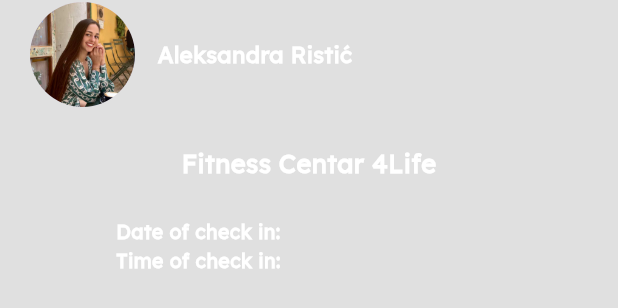
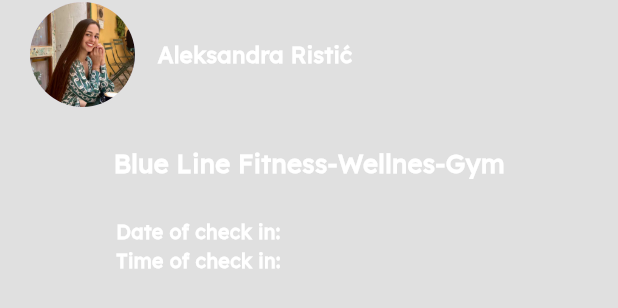
Before and after one commit to stefanristic123/MoblieLoginApp, a Flutter app: the CheckInWIdget widget shown alone on an empty page, opened directly with empty values, on a phone screen of 412 x 824 dp. Shown: the part 535-843 px from the top of the screen. Run offline on Flutter 3.47's test engine with Material 3 defaults, Android fonts, the phone set to English and light mode, and no system bars; our stand-ins replace camera.

Commit message:
Changes for new iteration

```diff
--- a/fitpass_app/lib/scanner_view.dart
+++ b/fitpass_app/lib/scanner_view.dart
@@ -226,7 +226,7 @@
                   CrossAxisAlignment.center,
               children: [
                 Text(
-                  'Fitness Centar 4Life',
+                  'Blue Line Fitness-Wellnes-Gym',
                   style: TextStyle(
                       fontSize: 17.0,
                       fontFamily: 'Lexend',
```
